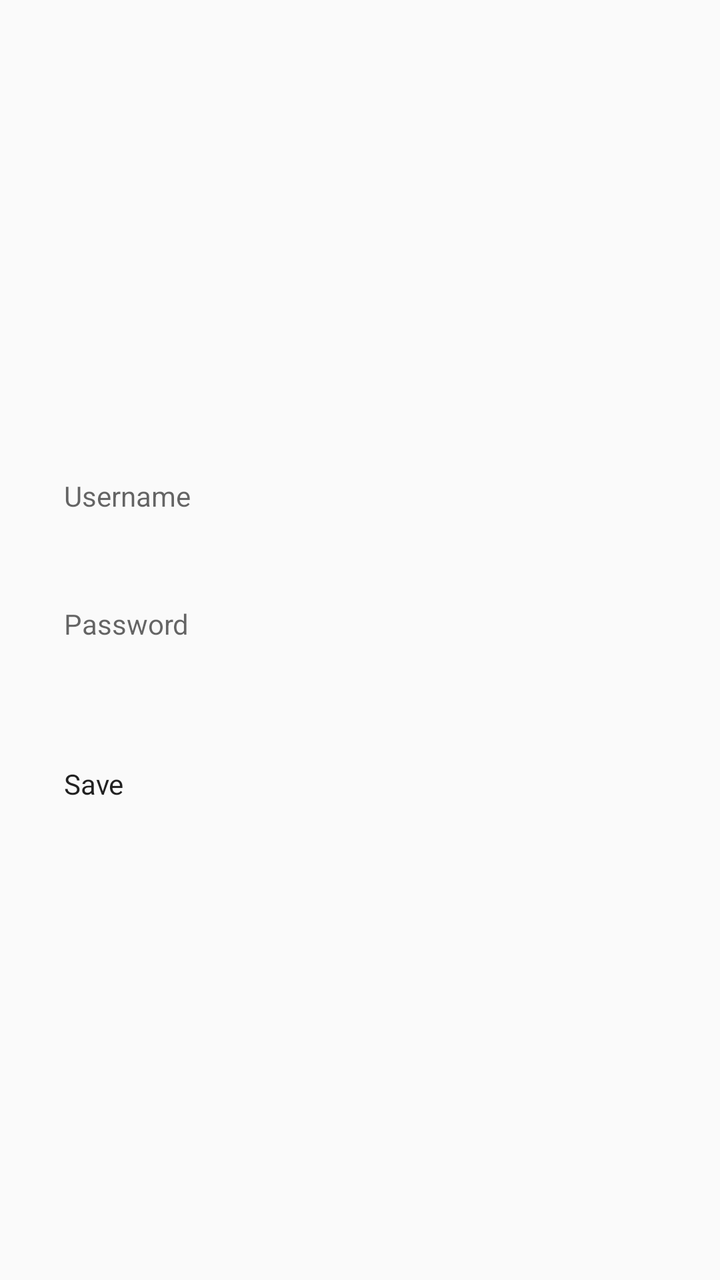
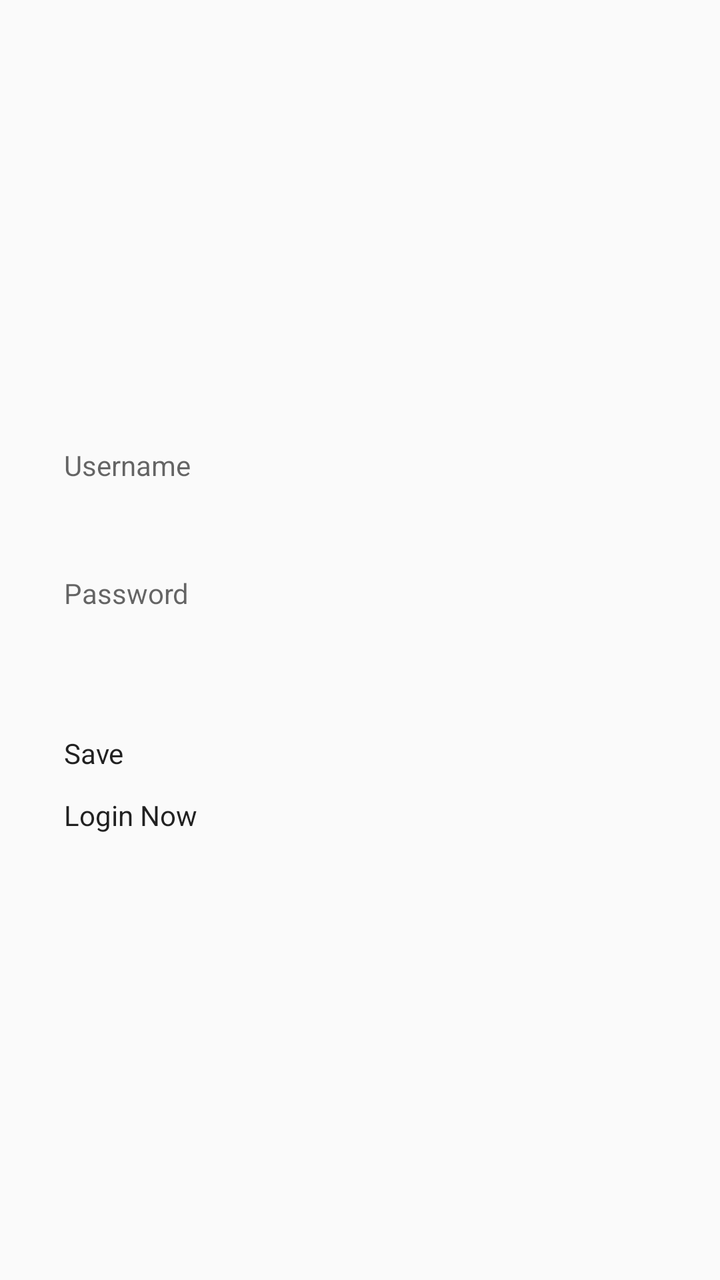

Compare the two renders of this Android layout. The source of the first and the diff that turns it into the second are given below.
<!-- AndroidManifest.xml: activity theme Theme.IIITDwdWiFiAutoLogin -->
<!-- res/layout/activity_main.xml -->
<?xml version="1.0" encoding="utf-8"?>
<LinearLayout xmlns:android="http://schemas.android.com/apk/res/android"
    xmlns:tools="http://schemas.android.com/tools"
    android:layout_width="match_parent"
    android:layout_height="match_parent"
    android:orientation="vertical"
    android:padding="32dp"
    android:gravity="center"
    tools:ignore="VisualLintBounds,TextContrastCheck"> 

    <EditText
        android:id="@+id/etUsername"
        android:layout_width="match_parent"
        android:layout_height="wrap_content"
        android:hint="@string/unamebtnHint"
        android:inputType="textNoSuggestions"
        android:autofillHints="username"
        android:minHeight="48dp" /> 

    <EditText
        android:id="@+id/etPassword"
        android:layout_width="match_parent"
        android:layout_height="wrap_content"
        android:hint="@string/passbtnHint"
        android:inputType="textPassword"
        android:layout_marginTop="16dp"
        android:autofillHints="password"
        android:minHeight="48dp" /> 

    <Button
        android:id="@+id/btnSave"
        android:layout_width="match_parent"
        android:layout_height="wrap_content"
        android:text="@string/savebtnText"
        android:layout_marginTop="32dp" />
</LinearLayout>
<!-- resources referenced by this layout -->
<resources>
  <string name="passbtnHint">Password</string>
  <string name="savebtnText">Save</string>
  <string name="unamebtnHint">Username</string>
  <style name="Theme.IIITDwdWiFiAutoLogin" parent="android:Theme.Material.Light.NoActionBar" />
</resources>

<!-- the commit's change to res/layout/activity_main.xml (unified diff, before → after) -->
@@ -33,4 +33,11 @@
         android:layout_height="wrap_content"
         android:text="@string/savebtnText"
         android:layout_marginTop="32dp" />
+
+    <Button
+        android:id="@+id/btnLogin"
+        android:layout_width="match_parent"
+        android:layout_height="wrap_content"
+        android:text="@string/loginbtnText"
+        android:layout_marginTop="12dp" />
 </LinearLayout>
<!-- resource entries referenced after the edit -->
@@ -1,5 +1,6 @@
 <!-- resources referenced by this layout -->
 <resources>
+  <string name="loginbtnText">Login Now</string>
   <string name="passbtnHint">Password</string>
   <string name="savebtnText">Save</string>
   <string name="unamebtnHint">Username</string>
